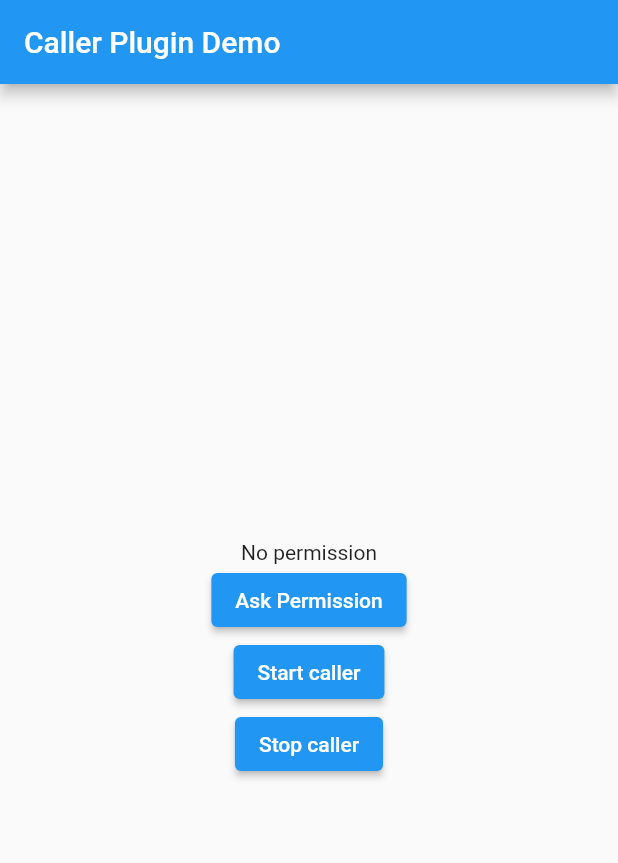
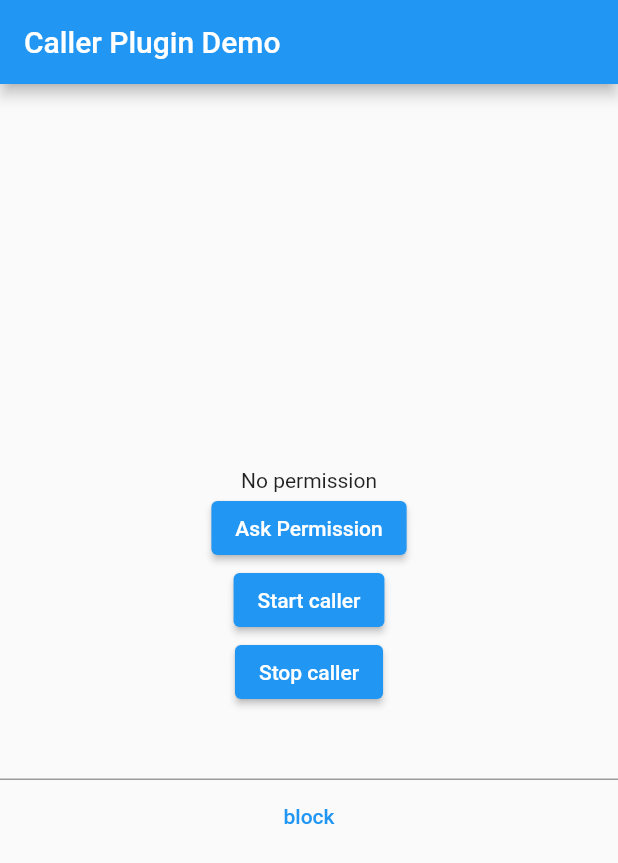
Before and after one commit to Amit506/flutter-call-plugin, a Flutter app: the screen it shows after launch, on a phone screen of 412 x 824 dp. Shown: the top 863 px of the screen. Run offline on Flutter 3.47's test engine with Material 2 defaults, Android fonts, the phone set to English and light mode, and no system bars; our stand-ins replace fluttertoast, permission_handler.

```diff
--- a/example/lib/main.dart
+++ b/example/lib/main.dart
@@ -131,6 +131,14 @@ class _MyHomePageState extends State<MyHomePage> {
               onPressed: () => _stopCaller(),
               child: Text('Stop caller'),
             ),
+            TextField(
+              onChanged: (val)async{
+
+              },
+            ),
+            TextButton(onPressed: ()async{
+ await Caller.block("+918595862313");
+            }, child: Text("block"))
           ],
         ),
       ),
```
Also changed, not shown: 2 other files.
